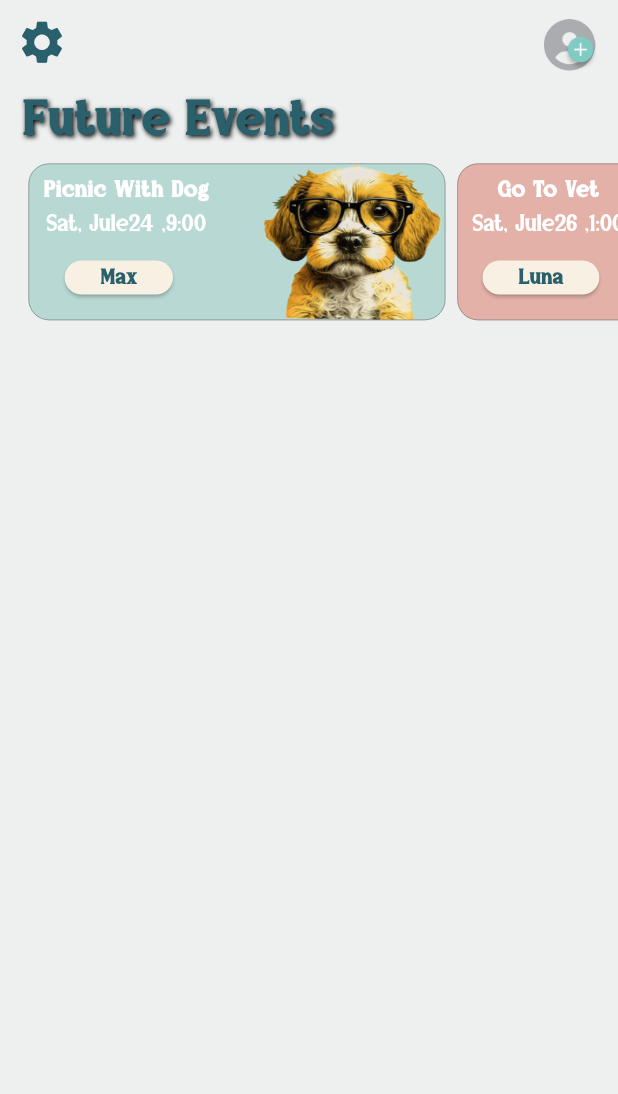
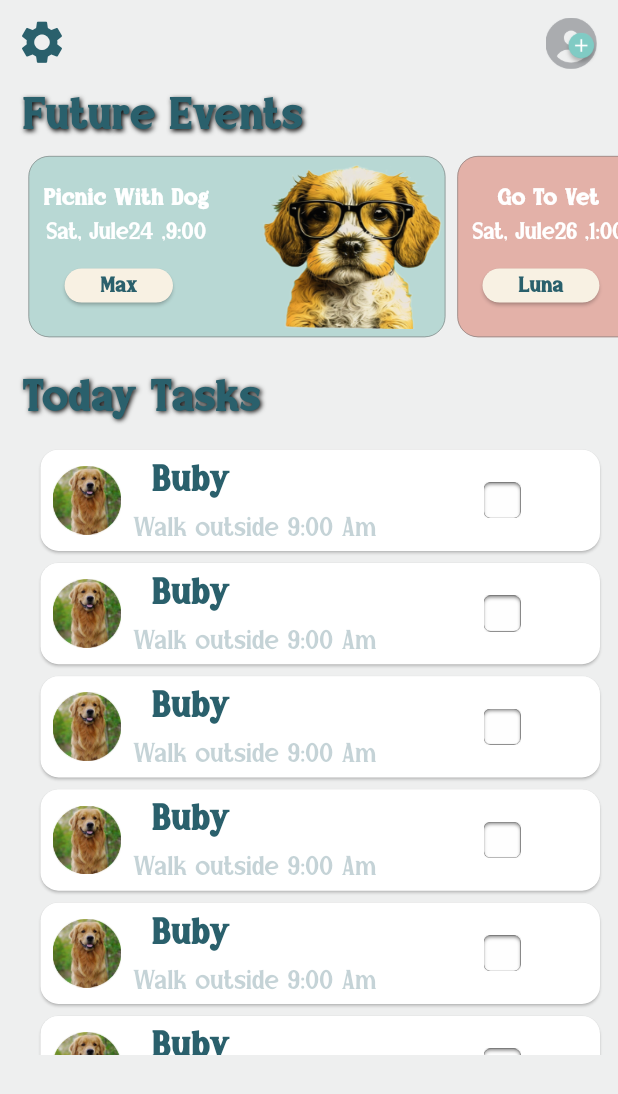
Before and after one commit to soo20/1-pet-App, a Flutter app: the screen it shows after launch, on a phone screen of 412 x 824 dp. Shown: the top 1094 px of the screen. Run offline on Flutter 3.47's test engine with Material 3 defaults, Android fonts, the phone set to English and light mode, and no system bars; our stand-ins replace camera, dots_indicator, flutter_screenutil, flutter_svg, font_awesome_flutter, get and 1 more; project files that could hold a hidden picture were left out.

Commit message:
adding reminders in home page

```diff
--- a/lib/pages/homepage/home_page_after_adding_reminders.dart
+++ b/lib/pages/homepage/home_page_after_adding_reminders.dart
@@ -1,6 +1,7 @@
 import 'package:flutter/material.dart';
 import 'package:flutter_screenutil/flutter_screenutil.dart';
 import 'package:petapplication/pages/homepage/scrolled_events.dart';
+import 'package:petapplication/pages/homepage/scrolled_reminder.dart';
 
 /*we will create this page with statefull widget because the content of widgets
 in this page have a dynamic variables.*/
@@ -29,11 +30,20 @@ class _HomePageAfterAddingPets extends State<HomePageAfterAddingPets> {
           iconSize: 90.sp,
         ),
         actions: <Widget>[
-          Stack(
-            alignment: Alignment.center,
+          Container(
+            margin: const EdgeInsets.only(
+              top: 10.0,
+              right: 0.0,
+            ),
+            child: Stack(
               children: [
-              Padding(
-                padding: const EdgeInsets.only(right: (15.0), top: 4.0),
+                Container(
+                  margin: const EdgeInsets.only(
+                    top: 0.0,
+                    left: 0.0,
+                    bottom: 8.0,
+                    right: 14.0,
+                  ),
                   child: Image.asset(
                     'assets/image/home_page_afterAdding_pets_assets/person_image_in_app_bar.png', // Replace with your image path
                     width: 90.w,
@@ -41,9 +51,8 @@ class _HomePageAfterAddingPets extends State<HomePageAfterAddingPets> {
                     fit: BoxFit.contain,
                   ),
                 ),
-              Positioned(
-                top: 5,
-                left: 0.5,
+                Align(
+                  alignment: Alignment.bottomRight,
                   child: IconButton(
                     onPressed: () {},
                     icon: Image.asset(
@@ -56,12 +65,13 @@ class _HomePageAfterAddingPets extends State<HomePageAfterAddingPets> {
                 ),
               ],
             ),
+          ),
         ],
       ),
       body: Padding(
         padding: const EdgeInsets.only(left: 15.0),
         child: Column(
-          mainAxisSize: MainAxisSize.min,
+          mainAxisSize: MainAxisSize.max,
           children: [
             Container(
               alignment: Alignment.centerLeft,
@@ -69,7 +79,7 @@ class _HomePageAfterAddingPets extends State<HomePageAfterAddingPets> {
                 'Future Events',
                 style: TextStyle(
                   fontFamily: 'Cosffira',
-                  fontSize: 89.sp,
+                  fontSize: 80.sp,
                   fontWeight: FontWeight.w800,
                   color: const Color(0xff2A606C),
                   shadows: [
@@ -83,6 +93,30 @@ class _HomePageAfterAddingPets extends State<HomePageAfterAddingPets> {
               ),
             ),
             const ScrolledEvents(),
+            Container(
+              alignment: Alignment.centerLeft,
+              padding: const EdgeInsets.only(top: 15.0),
+              child: Text(
+                'Today Tasks',
+                style: TextStyle(
+                  fontFamily: 'Cosffira',
+                  fontSize: 80.sp,
+                  fontWeight: FontWeight.w800,
+                  color: const Color(0xff2A606C),
+                  shadows: [
+                    Shadow(
+                      color: const Color(0xff000000),
+                      offset: const Offset(1.0, 1.0),
+                      blurRadius: 10.0.r,
+                    ),
+                  ],
+                ),
+              ),
+            ),
+            const Padding(
+              padding: EdgeInsets.all(8.0),
+              child: ScrolledReminders(),
+            ),
           ],
         ),
       ),
--- a/lib/pages/homepage/scrolled_events.dart
+++ b/lib/pages/homepage/scrolled_events.dart
@@ -11,7 +11,8 @@ class _ScrolledEvents extends State<ScrolledEvents> {
   @override
   Widget build(BuildContext context) {
     return SizedBox(
-        height: 262.h,
+        //this is might be cause of overflow
+        height: 300.h,
         child: ListView.builder(
           scrollDirection: Axis.horizontal,
           itemCount: Pets.petsInformationList.length,
@@ -86,13 +87,17 @@ Widget buildEventCard(Pets petInformation) {
       ),
     ),
     child: Row(
+      mainAxisSize: MainAxisSize.min,
       children: <Widget>[
         Column(
+          mainAxisSize: MainAxisSize.min,
           children: <Widget>[
             Padding(
               padding: const EdgeInsets.only(
                 left: 10.0,
                 top: 6.0,
+                bottom: 0.0,
+                right: 0.0,
               ),
               child: Text(
                 petInformation.eventTitle,
@@ -121,7 +126,9 @@ Widget buildEventCard(Pets petInformation) {
             SizedBox(
               width: 90.w,
             ),
-            ElevatedButton(
+            Container(
+              margin: const EdgeInsets.all(0.0),
+              child: ElevatedButton(
                 style: ButtonStyle(
                   minimumSize: MaterialStatePropertyAll(Size(157.w, 53.h)),
                   textStyle: MaterialStatePropertyAll(
@@ -139,6 +146,7 @@ Widget buildEventCard(Pets petInformation) {
                 ),
                 onPressed: () {},
                 child: Text(petInformation.petName),
+              ),
             ),
           ],
         ),
--- a/lib/pages/homepage/scrolled_reminder.dart
+++ b/lib/pages/homepage/scrolled_reminder.dart
@@ -1,5 +1,4 @@
 import 'package:flutter/material.dart';
-import 'package:flutter/widgets.dart';
 import 'package:flutter_screenutil/flutter_screenutil.dart';
 
 class ScrolledReminders extends StatefulWidget {
@@ -11,11 +10,14 @@ class ScrolledReminders extends StatefulWidget {
 class _ScrolledReminders extends State<ScrolledReminders> {
   @override
   Widget build(BuildContext context) {
-    return ListView.builder(
-      itemCount: Reminders.petsInformationList.length,
+    return SizedBox(
+      height: 950.h,
+      child: ListView.builder(
+        itemCount: Reminders.reminderInformationList.length,
         itemBuilder: (BuildContext context, int index) {
-        return buildEventCard(Reminders.petsInformationList[index]);
+          return buildEventCard(Reminders.reminderInformationList[index]);
         },
+      ),
     );
   }
 }
@@ -24,42 +26,63 @@ class Reminders {
   Reminders({
     required this.imageUrl,
     required this.eventTitle,
-    required this.eventDate,
+    required this.time,
     required this.petName,
   });
   late String imageUrl;
   late String eventTitle;
-  late String eventDate;
+  late String time;
   late String petName;
 
-  static List<Reminders> petsInformationList = [
+  static List<Reminders> reminderInformationList = [
     Reminders(
       imageUrl:
-          'assets/image/home_page_afterAdding_pets_assets/dog_for_events.png',
-      eventTitle: 'Picnic With Dog',
-      eventDate: 'Sat, Jule24 ,9:00',
-      petName: 'Max',
+          'assets/icons/home_page_after_adding_reminders_icons/golden-retriever.png',
+      eventTitle: 'Walk outside',
+      time: '9:00 Am',
+      petName: 'Buby',
     ),
     Reminders(
       imageUrl:
-          'assets/image/home_page_afterAdding_pets_assets/cat_for_events.png',
-      eventTitle: 'Go To Vet',
-      eventDate: 'Sat, Jule26 ,1:00',
-      petName: 'luna',
+          'assets/icons/home_page_after_adding_reminders_icons/golden-retriever.png',
+      eventTitle: 'Walk outside',
+      time: '9:00 Am',
+      petName: 'Buby',
     ),
     Reminders(
       imageUrl:
-          'assets/icons/home_page_after_adding_reminders_icons/dog_for_events.png',
-      eventTitle: 'Picnic With Dog',
-      eventDate: 'Sat, Jule24 ,9:00',
-      petName: 'Max',
+          'assets/icons/home_page_after_adding_reminders_icons/golden-retriever.png',
+      eventTitle: 'Walk outside',
+      time: '9:00 Am',
+      petName: 'Buby',
     ),
     Reminders(
       imageUrl:
-          'assets/image/home_page_afterAdding_pets_assets/cat_for_events.png',
-      eventTitle: 'Go To Vet',
-      eventDate: 'Sat, Jule26 ,1:00',
-      petName: 'luna',
+          'assets/icons/home_page_after_adding_reminders_icons/golden-retriever.png',
+      eventTitle: 'Walk outside',
+      time: '9:00 Am',
+      petName: 'Buby',
+    ),
+    Reminders(
+      imageUrl:
+          'assets/icons/home_page_after_adding_reminders_icons/golden-retriever.png',
+      eventTitle: 'Walk outside',
+      time: '9:00 Am',
+      petName: 'Buby',
+    ),
+    Reminders(
+      imageUrl:
+          'assets/icons/home_page_after_adding_reminders_icons/golden-retriever.png',
+      eventTitle: 'Walk outside',
+      time: '9:00 Am',
+      petName: 'Buby',
+    ),
+    Reminders(
+      imageUrl:
+          'assets/icons/home_page_after_adding_reminders_icons/golden-retriever.png',
+      eventTitle: 'Walk outside',
+      time: '9:00 Am',
+      petName: 'Buby',
     ),
   ];
 }
@@ -67,51 +90,57 @@ class Reminders {
 Widget buildEventCard(Reminders petInformation) {
   return Card(
     color: const Color(0xffffffff),
-    elevation: 0.0,
+    elevation: 0.8,
+    shadowColor: const Color(0xff000000),
     child: Row(
       children: <Widget>[
-        Column(
+        Padding(
+          padding: const EdgeInsets.all(8.0),
+          child: Image(
+            image: AssetImage(
+              petInformation.imageUrl,
+            ),
+            width: 120.w,
+            height: 120.h,
+            fit: BoxFit.contain,
+          ),
+        ),
+        Padding(
+          padding: const EdgeInsets.only(
+            right: 60.0,
+          ),
+          child: Column(
             children: <Widget>[
-            Text(
-              petInformation.eventTitle,
+              Padding(
+                padding: const EdgeInsets.only(right: 85.0),
+                child: Text(
+                  textAlign: TextAlign.left,
+                  petInformation.petName,
                   style: TextStyle(
                     fontFamily: 'Cosffira',
-                fontSize: 42.sp,
-                fontWeight: FontWeight.normal,
+                    fontSize: 67.sp,
+                    fontWeight: FontWeight.bold,
+                    color: const Color(0xff2A606C),
+                  ),
                 ),
               ),
               Text(
-              petInformation.eventDate,
+                '${petInformation.eventTitle} ${petInformation.time}',
                 style: TextStyle(
                     fontFamily: 'Cosffira',
-                fontSize: 42.sp,
-                fontWeight: FontWeight.normal,
-              ),
-            ),
-            SizedBox(
-              height: 10.h,
-            ),
-            ElevatedButton(
-              style: ButtonStyle(
-                  textStyle: MaterialStatePropertyAll(
-                    TextStyle(
-                      fontFamily: 'Cosffira',
-                      fontSize: 34.sp,
+                    fontSize: 48.sp,
                     fontWeight: FontWeight.w100,
-                    ),
-                  ),
-                  foregroundColor:
-                      const MaterialStatePropertyAll(Color(0xff2A606C)),
-                  backgroundColor:
-                      const MaterialStatePropertyAll(Color(0xffFEF7EA))),
-              onPressed: () {},
-              child: Text(petInformation.petName),
+                    color: const Color.fromARGB(70, 42, 96, 108)),
               ),
             ],
           ),
-        Image(
-          image: AssetImage(
-            petInformation.imageUrl,
+        ),
+        IconButton(
+          onPressed: () {},
+          icon: Image.asset(
+            'assets/icons/home_page_after_adding_reminders_icons/Rectangle_button.png',
+            height: 63.h,
+            width: 65.w,
           ),
         )
       ],
--- a/pubspec.yaml
+++ b/pubspec.yaml
@@ -119,6 +119,8 @@ flutter:
     - assets/icons/home_page_after_adding_reminders_icons/Round Btn Default Dark.png
     - assets/image/home_page_afterAdding_pets_assets/dog_for_events.png
     - assets/image/home_page_afterAdding_pets_assets/cat_for_events.png
+    - assets/icons/home_page_after_adding_reminders_icons/golden-retriever.png
+    - assets/icons/home_page_after_adding_reminders_icons/Rectangle_button.png
 
   # An image asset can refer to one or more resolution-specific "variants", see
   # https://flutter.dev/assets-and-images/#resolution-aware
```
Also changed, not shown: assets/icons/home_page_after_adding_reminders_icons/Rectangle_button.png (added), assets/icons/home_page_after_adding_reminders_icons/check_circle_for_reminders.svg (added), assets/icons/home_page_after_adding_reminders_icons/golden-retriever.png (added). Lines whose indentation alone changed are shown as unchanged.
